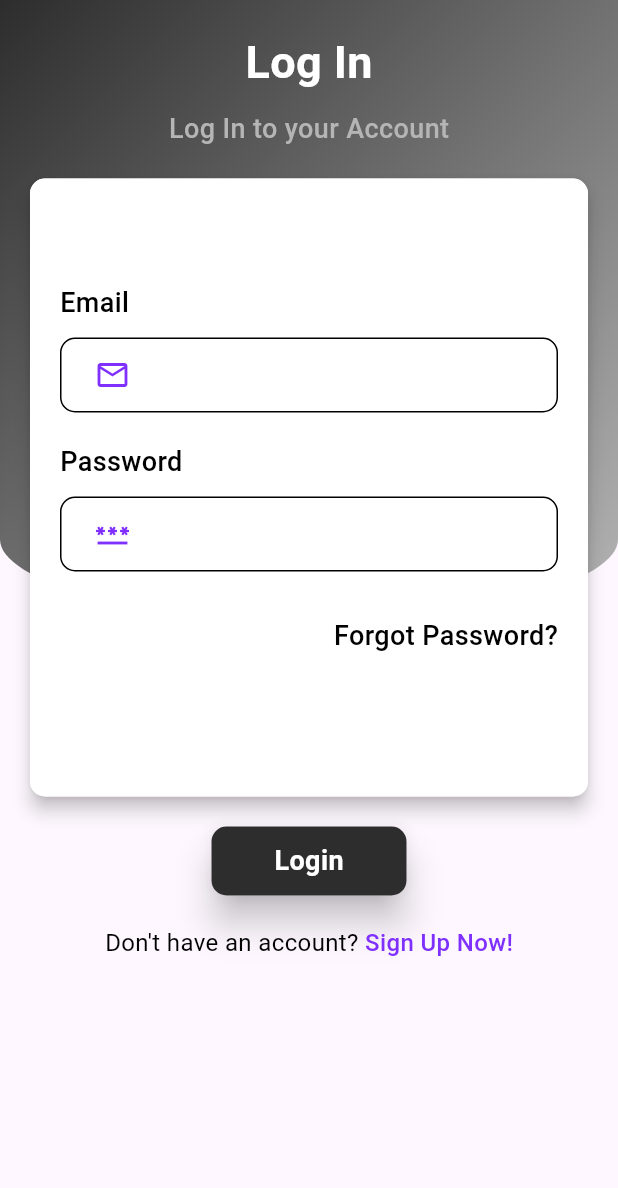
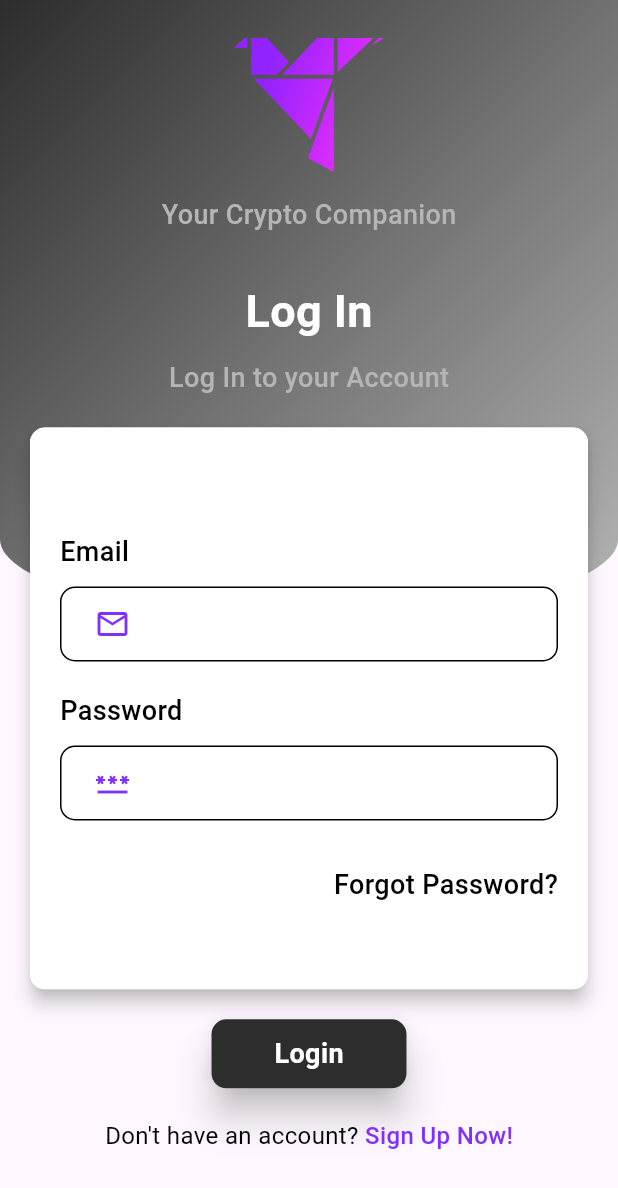
Before and after one commit to shcodex-dev/socialswap, a Flutter app: the screen it shows after launch, on a phone screen of 412 x 824 dp. Shown: the top 1188 px of the screen. Run offline on Flutter 3.47's test engine with Material 3 defaults, Android fonts, the phone set to English and light mode, and no system bars; our stand-ins replace built_collection, built_value, cloud_firestore, convert, firebase_analytics, firebase_auth and 12 more; missing offline and left inert: bip39, ed25519_hd_key, qr_code_scanner, web3dart; accounts and stored records are empty; project files that could hold a hidden picture were left out.

Commit message:
chore: Add logo and tagline to login page

```diff
--- a/lib/pages/log_in.dart
+++ b/lib/pages/log_in.dart
@@ -119,6 +119,27 @@ class LogInState extends State<LogIn> {
                 padding: const EdgeInsets.only(top: 20.0),
                 child: Column(
                   children: [
+                    Center(child: Image.asset(
+                      "assets/image/logo.png",
+                      height: 100.0,
+                      width: 100.0,
+                    ),
+                    ),
+                    SizedBox(
+                      height: 10.0,
+                    ),
+                    Center(
+                      child: Text(
+                        "Your Crypto Companion",
+                        style: TextStyle(
+                            color: Color.fromARGB(255, 181, 181, 181),
+                            fontSize: 18.0,
+                            fontWeight: FontWeight.w500,),
+                      ),
+                    ),
+                    SizedBox(
+                      height: 30.0,
+                    ),
                     Center(
                       child: Text(
                         "Log In",
@@ -150,7 +171,7 @@ class LogInState extends State<LogIn> {
                         borderRadius: BorderRadius.circular(10),
                         child: SingleChildScrollView(
                           child: Container(
-                            height: MediaQuery.of(context).size.height / 2,
+                            height: MediaQuery.of(context).size.height / 2.2,
                             width: MediaQuery.of(context).size.width,
                             decoration: BoxDecoration(
                                 color: Colors.white,
```
